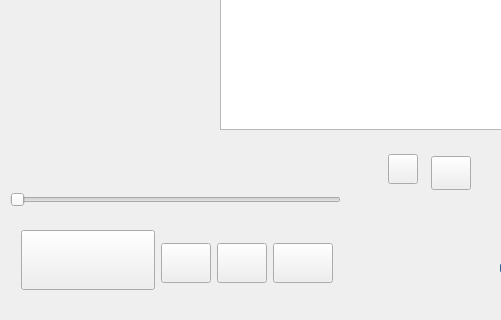
Old version of the form Mp3Player/mainwindow.ui in the repository juan199/qt_interface; both pictures show x 0 to 501 and y 130 to 450 of the 650 by 450 pixel window.
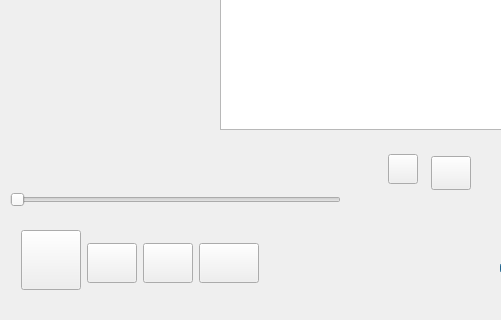
New version of the form. Icons and pictures are not drawn.

```diff
--- a/Mp3Player/mainwindow.ui
+++ b/Mp3Player/mainwindow.ui
@@ -283,6 +283,12 @@
        <property name="orientation">
         <enum>Qt::Horizontal</enum>
        </property>
+       <property name="sizeHint" stdset="0">
+        <size>
+         <width>0</width>
+         <height>0</height>
+        </size>
+       </property>
       </spacer>
      </item>
     </layout>
```
Left out of the diff: 1 changed line with no effect on the pictures.
